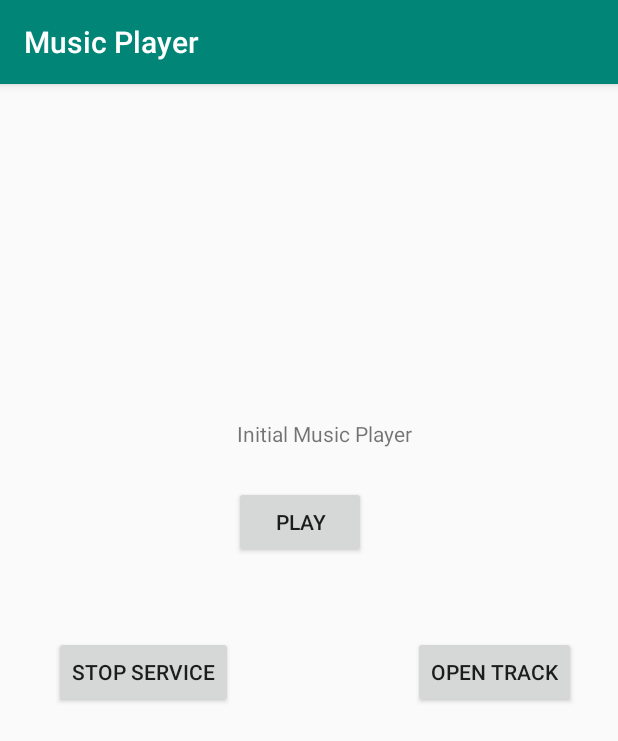
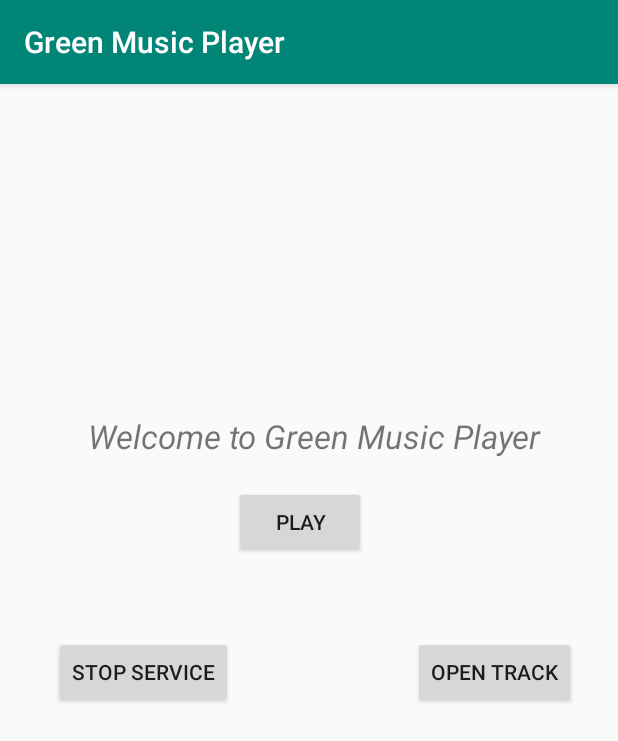
Before and after one commit to mumiyasss/GreenMusicPlayer, an Android app: the screen it shows after launch (MainActivity), on a phone screen of 412 x 824 dp. Shown: the top 741 px of the screen. Run offline under Robolectric (Android 15) with nearby library versions, the phone set to English and light mode, and no system bars; 3 statements that could not run were skipped.

Commit message:
New Brand

```diff
--- a/app/src/main/res/layout/activity_main.xml
+++ b/app/src/main/res/layout/activity_main.xml
@@ -10,12 +10,13 @@
     <TextView
             android:layout_width="wrap_content"
             android:layout_height="wrap_content"
-            android:text="Initial Music Player"
+            android:text="Welcome to Green Music Player"
             app:layout_constraintBottom_toBottomOf="parent"
             app:layout_constraintLeft_toLeftOf="parent"
             app:layout_constraintRight_toRightOf="parent"
             app:layout_constraintTop_toTopOf="parent" app:layout_constraintHorizontal_bias="0.535"
-            app:layout_constraintVertical_bias="0.298"/>
+            app:layout_constraintVertical_bias="0.298" android:textStyle="italic" android:textSize="22sp"
+            android:textAllCaps="false"/>
     <Button
             android:text="Play"
             android:layout_width="wrap_content"
--- a/app/src/main/res/values/strings.xml
+++ b/app/src/main/res/values/strings.xml
@@ -1,5 +1,5 @@
 <resources>
-    <string name="app_name">Music Player</string>
+    <string name="app_name">Green Music Player</string>
     <string name="channel_name">Player Notification</string>
     <string name="channel_description">Notification widget for Music Player</string>
     <string name="play">Play</string>
```
